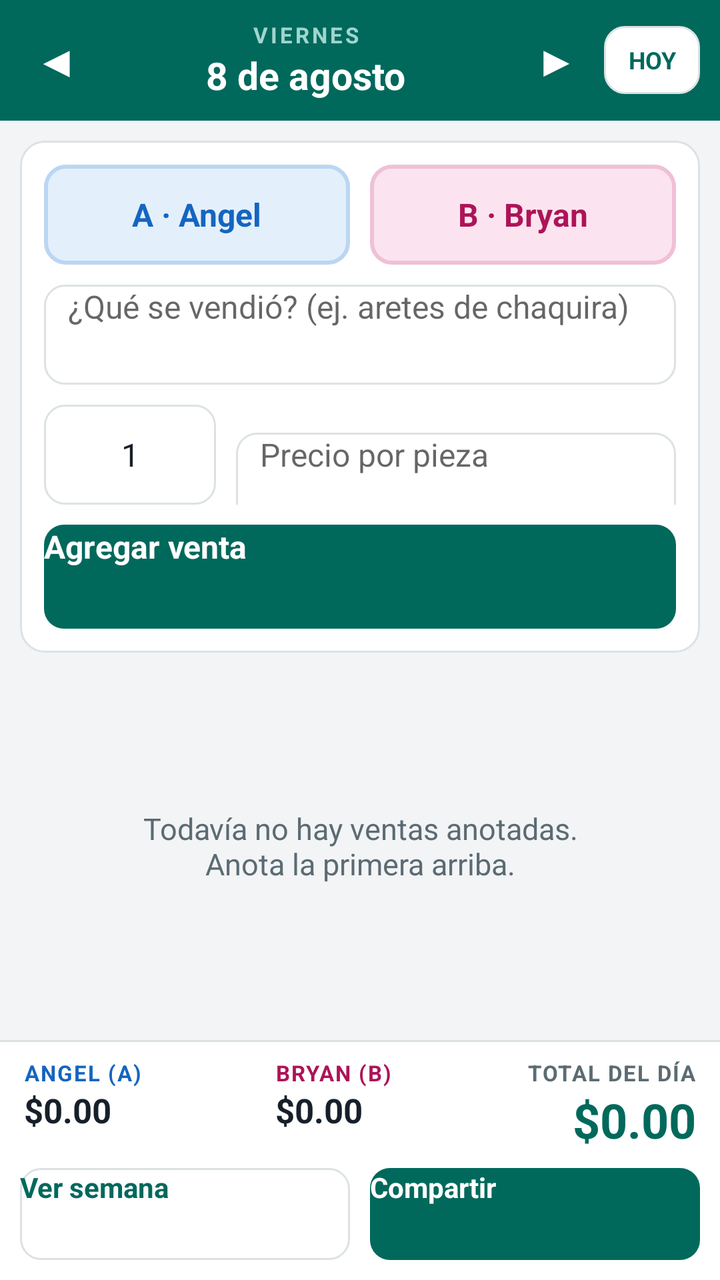
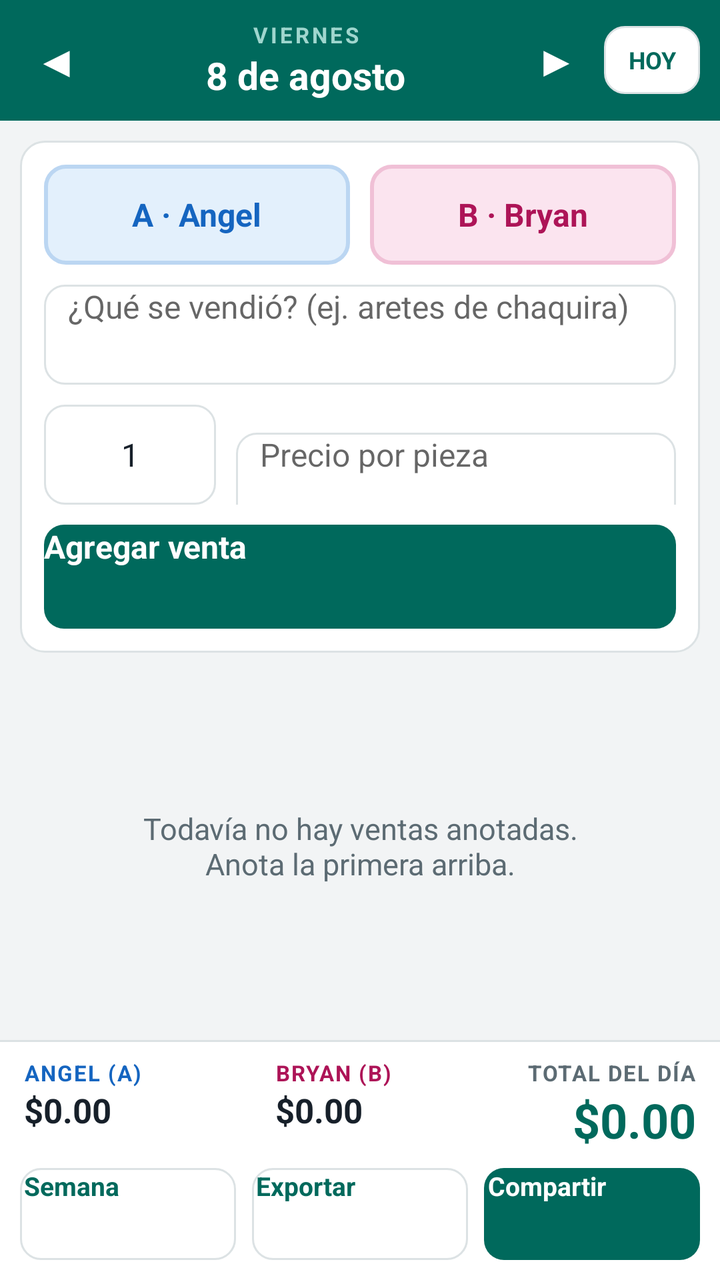

The first picture is an Android layout as it rendered before a commit; the second is the same layout after the commit. The layout source and the unified diff follow.
<!-- AndroidManifest.xml: application theme TemaApp -->
<!-- res/layout/activity_main.xml -->
<?xml version="1.0" encoding="utf-8"?>
<LinearLayout xmlns:android="http://schemas.android.com/apk/res/android"
    android:layout_width="match_parent"
    android:layout_height="match_parent"
    android:background="@color/fondo"
    android:orientation="vertical">

    
    <LinearLayout
        android:layout_width="match_parent"
        android:layout_height="wrap_content"
        android:background="@color/primario"
        android:gravity="center_vertical"
        android:orientation="horizontal"
        android:paddingBottom="6dp"
        android:paddingLeft="4dp"
        android:paddingRight="4dp"
        android:paddingTop="6dp">

        <TextView
            android:id="@+id/btn_dia_anterior"
            android:layout_width="48dp"
            android:layout_height="48dp"
            android:background="?android:attr/selectableItemBackground"
            android:contentDescription="@string/dia_anterior"
            android:gravity="center"
            android:text="◀"
            android:textColor="@color/blanco"
            android:textSize="22sp" />

        <LinearLayout
            android:id="@+id/btn_fecha"
            android:layout_width="0dp"
            android:layout_height="wrap_content"
            android:layout_weight="1"
            android:background="?android:attr/selectableItemBackground"
            android:gravity="center"
            android:orientation="vertical"
            android:paddingBottom="4dp"
            android:paddingTop="4dp">

            <TextView
                android:id="@+id/txt_dia_semana"
                android:layout_width="wrap_content"
                android:layout_height="wrap_content"
                android:letterSpacing="0.12"
                android:text="VIERNES"
                android:textColor="#9FD6CE"
                android:textSize="11sp"
                android:textStyle="bold" />

            <TextView
                android:id="@+id/txt_fecha"
                android:layout_width="wrap_content"
                android:layout_height="wrap_content"
                android:text="8 de agosto"
                android:textColor="@color/blanco"
                android:textSize="19sp"
                android:textStyle="bold" />
        </LinearLayout>

        <TextView
            android:id="@+id/btn_dia_siguiente"
            android:layout_width="48dp"
            android:layout_height="48dp"
            android:background="?android:attr/selectableItemBackground"
            android:contentDescription="@string/dia_siguiente"
            android:gravity="center"
            android:text="▶"
            android:textColor="@color/blanco"
            android:textSize="22sp" />

        <TextView
            android:id="@+id/btn_hoy"
            android:layout_width="wrap_content"
            android:layout_height="34dp"
            android:layout_marginRight="6dp"
            android:background="@drawable/boton_plano"
            android:gravity="center"
            android:paddingLeft="12dp"
            android:paddingRight="12dp"
            android:text="@string/hoy"
            android:textColor="@color/primario"
            android:textSize="12sp"
            android:textStyle="bold" />
    </LinearLayout>

    
    <LinearLayout
        android:layout_width="match_parent"
        android:layout_height="wrap_content"
        android:layout_marginLeft="10dp"
        android:layout_marginRight="10dp"
        android:layout_marginTop="10dp"
        android:background="@drawable/tarjeta"
        android:orientation="vertical"
        android:padding="12dp">

        <LinearLayout
            android:layout_width="match_parent"
            android:layout_height="wrap_content"
            android:orientation="horizontal">

            <TextView
                android:id="@+id/chip_a"
                android:layout_width="0dp"
                android:layout_height="50dp"
                android:layout_marginRight="5dp"
                android:layout_weight="1"
                android:background="@drawable/chip_a"
                android:gravity="center"
                android:text="A · Angel"
                android:textColor="@color/artesano_a"
                android:textSize="16sp"
                android:textStyle="bold" />

            <TextView
                android:id="@+id/chip_b"
                android:layout_width="0dp"
                android:layout_height="50dp"
                android:layout_marginLeft="5dp"
                android:layout_weight="1"
                android:background="@drawable/chip_b"
                android:gravity="center"
                android:text="B · Bryan"
                android:textColor="@color/artesano_b"
                android:textSize="16sp"
                android:textStyle="bold" />
        </LinearLayout>

        <AutoCompleteTextView
            android:id="@+id/campo_descripcion"
            android:layout_width="match_parent"
            android:layout_height="50dp"
            android:layout_marginTop="10dp"
            android:background="@drawable/campo"
            android:hint="@string/descripcion_hint"
            android:imeOptions="actionNext"
            android:inputType="textCapSentences"
            android:maxLines="1"
            android:paddingLeft="12dp"
            android:paddingRight="12dp"
            android:textColor="@color/texto"
            android:textSize="16sp" />

        <LinearLayout
            android:layout_width="match_parent"
            android:layout_height="wrap_content"
            android:layout_marginTop="10dp"
            android:orientation="horizontal">

            <EditText
                android:id="@+id/campo_cantidad"
                android:layout_width="86dp"
                android:layout_height="50dp"
                android:layout_marginRight="10dp"
                android:background="@drawable/campo"
                android:gravity="center"
                android:hint="@string/cantidad_hint"
                android:inputType="number"
                android:maxLines="1"
                android:text="1"
                android:textColor="@color/texto"
                android:textSize="16sp" />

            <EditText
                android:id="@+id/campo_precio"
                android:layout_width="0dp"
                android:layout_height="50dp"
                android:layout_weight="1"
                android:background="@drawable/campo"
                android:hint="@string/precio_hint"
                android:imeOptions="actionDone"
                android:inputType="numberDecimal"
                android:maxLines="1"
                android:paddingLeft="12dp"
                android:paddingRight="12dp"
                android:textColor="@color/texto"
                android:textSize="16sp" />
        </LinearLayout>

        <Button
            android:id="@+id/btn_agregar"
            style="@style/BotonPrincipal"
            android:layout_width="match_parent"
            android:layout_height="52dp"
            android:layout_marginTop="10dp"
            android:text="@string/agregar" />
    </LinearLayout>

    
    <FrameLayout
        android:layout_width="match_parent"
        android:layout_height="0dp"
        android:layout_weight="1">

        <ListView
            android:id="@+id/lista"
            android:layout_width="match_parent"
            android:layout_height="match_parent"
            android:clipToPadding="false"
            android:divider="@null"
            android:dividerHeight="0dp"
            android:paddingBottom="8dp"
            android:paddingTop="6dp"
            android:scrollbarStyle="outsideOverlay" />

        <TextView
            android:id="@+id/txt_vacio"
            android:layout_width="match_parent"
            android:layout_height="match_parent"
            android:gravity="center"
            android:padding="24dp"
            android:text="@string/sin_ventas"
            android:textColor="@color/texto_suave"
            android:textSize="15sp" />
    </FrameLayout>

    
    <LinearLayout
        android:layout_width="match_parent"
        android:layout_height="wrap_content"
        android:background="@color/tarjeta"
        android:orientation="vertical">

        <View
            android:layout_width="match_parent"
            android:layout_height="1dp"
            android:background="@color/linea" />

        <LinearLayout
            android:layout_width="match_parent"
            android:layout_height="wrap_content"
            android:orientation="horizontal"
            android:paddingBottom="8dp"
            android:paddingLeft="12dp"
            android:paddingRight="12dp"
            android:paddingTop="8dp">

            <LinearLayout
                android:layout_width="0dp"
                android:layout_height="wrap_content"
                android:layout_weight="1"
                android:orientation="vertical">

                <TextView
                    android:id="@+id/lbl_total_a"
                    style="@style/Etiqueta"
                    android:layout_width="wrap_content"
                    android:layout_height="wrap_content"
                    android:text="ANGEL (A)"
                    android:textColor="@color/artesano_a" />

                <TextView
                    android:id="@+id/txt_total_a"
                    android:layout_width="wrap_content"
                    android:layout_height="wrap_content"
                    android:text="$0.00"
                    android:textColor="@color/texto"
                    android:textSize="17sp"
                    android:textStyle="bold" />
            </LinearLayout>

            <LinearLayout
                android:layout_width="0dp"
                android:layout_height="wrap_content"
                android:layout_weight="1"
                android:orientation="vertical">

                <TextView
                    android:id="@+id/lbl_total_b"
                    style="@style/Etiqueta"
                    android:layout_width="wrap_content"
                    android:layout_height="wrap_content"
                    android:text="BRYAN (B)"
                    android:textColor="@color/artesano_b" />

                <TextView
                    android:id="@+id/txt_total_b"
                    android:layout_width="wrap_content"
                    android:layout_height="wrap_content"
                    android:text="$0.00"
                    android:textColor="@color/texto"
                    android:textSize="17sp"
                    android:textStyle="bold" />
            </LinearLayout>

            <LinearLayout
                android:layout_width="wrap_content"
                android:layout_height="wrap_content"
                android:gravity="right"
                android:orientation="vertical">

                <TextView
                    style="@style/Etiqueta"
                    android:layout_width="wrap_content"
                    android:layout_height="wrap_content"
                    android:text="@string/total_dia" />

                <TextView
                    android:id="@+id/txt_total_dia"
                    android:layout_width="wrap_content"
                    android:layout_height="wrap_content"
                    android:text="$0.00"
                    android:textColor="@color/primario"
                    android:textSize="24sp"
                    android:textStyle="bold" />
            </LinearLayout>
        </LinearLayout>

        <LinearLayout
            android:layout_width="match_parent"
            android:layout_height="wrap_content"
            android:orientation="horizontal"
            android:paddingBottom="10dp"
            android:paddingLeft="10dp"
            android:paddingRight="10dp">

            <Button
                android:id="@+id/btn_semana"
                android:layout_width="0dp"
                android:layout_height="46dp"
                android:layout_marginRight="5dp"
                android:layout_weight="1"
                android:background="@drawable/boton_plano"
                android:text="@string/menu_semana"
                android:textColor="@color/primario"
                android:textSize="14sp"
                android:textStyle="bold" />

            <Button
                android:id="@+id/btn_compartir"
                style="@style/BotonPrincipal"
                android:layout_width="0dp"
                android:layout_height="46dp"
                android:layout_marginLeft="5dp"
                android:layout_weight="1"
                android:text="@string/menu_compartir"
                android:textSize="14sp" />
        </LinearLayout>
    </LinearLayout>

</LinearLayout>
<!-- resources referenced by this layout -->
<resources>
  <color name="artesano_a">#1565C0</color>
  <color name="artesano_b">#AD1457</color>
  <color name="blanco">#FFFFFF</color>
  <color name="fondo">#F2F4F5</color>
  <color name="linea">#DCE2E4</color>
  <color name="primario">#00695C</color>
  <color name="tarjeta">#FFFFFF</color>
  <color name="texto">#17202A</color>
  <color name="texto_suave">#5C6B73</color>
  <!-- drawable campo (drawable) -->
  <?xml version="1.0" encoding="utf-8"?>
  <shape xmlns:android="http://schemas.android.com/apk/res/android" android:shape="rectangle">
      <solid android:color="#FFFFFF" />
      <corners android:radius="10dp" />
      <stroke android:width="1dp" android:color="@color/linea" />
  </shape>
  <!-- drawable tarjeta (drawable) -->
  <?xml version="1.0" encoding="utf-8"?>
  <shape xmlns:android="http://schemas.android.com/apk/res/android" android:shape="rectangle">
      <solid android:color="@color/tarjeta" />
      <corners android:radius="12dp" />
      <stroke android:width="1dp" android:color="@color/linea" />
  </shape>
  <string name="agregar">Agregar venta</string>
  <string name="cantidad_hint">Cant.</string>
  <string name="descripcion_hint">¿Qué se vendió? (ej. aretes de chaquira)</string>
  <string name="dia_anterior">Día anterior</string>
  <string name="dia_siguiente">Día siguiente</string>
  <string name="hoy">HOY</string>
  <string name="menu_compartir">Compartir</string>
  <string name="menu_semana">Ver semana</string>
  <string name="precio_hint">Precio por pieza</string>
  <string name="sin_ventas">Todavía no hay ventas anotadas.\nAnota la primera arriba.</string>
  <string name="total_dia">TOTAL DEL DÍA</string>
  <style name="BotonPrincipal">
          <item name="android:background">@drawable/boton_principal</item>
          <item name="android:textColor">@color/blanco</item>
          <item name="android:textStyle">bold</item>
          <item name="android:textSize">16sp</item>
          <item name="android:minHeight">52dp</item>
      </style>
  <style name="Etiqueta">
          <item name="android:textSize">11sp</item>
          <item name="android:textColor">@color/texto_suave</item>
          <item name="android:textStyle">bold</item>
          <item name="android:letterSpacing">0.06</item>
      </style>
  <style name="TemaApp" parent="@android:style/Theme.Material.Light.DarkActionBar">
          <item name="android:colorPrimary">@color/primario</item>
          <item name="android:colorPrimaryDark">@color/primario_oscuro</item>
          <item name="android:colorAccent">@color/acento</item>
          <item name="android:windowBackground">@color/fondo</item>
          <item name="android:textColorPrimary">@color/texto</item>
      </style>
  <color name="artesano_a_suave">#E3F0FC</color>
  <color name="artesano_b_suave">#FBE4EF</color>
  <!-- drawable boton_principal (drawable) -->
  <?xml version="1.0" encoding="utf-8"?>
  <selector xmlns:android="http://schemas.android.com/apk/res/android">
      <item android:state_pressed="true">
          <shape android:shape="rectangle">
              <solid android:color="@color/primario_oscuro" />
              <corners android:radius="10dp" />
          </shape>
      </item>
      <item>
          <shape android:shape="rectangle">
              <solid android:color="@color/primario" />
              <corners android:radius="10dp" />
          </shape>
      </item>
  </selector>
  <color name="primario_oscuro">#00382F</color>
  <color name="acento">#FF8F00</color>
</resources>

<!-- the commit's change to res/layout/activity_main.xml (unified diff, before → after) -->
@@ -320,12 +320,29 @@
                 android:id="@+id/btn_semana"
                 android:layout_width="0dp"
                 android:layout_height="46dp"
-                android:layout_marginRight="5dp"
+                android:layout_marginRight="4dp"
                 android:layout_weight="1"
                 android:background="@drawable/boton_plano"
-                android:text="@string/menu_semana"
+                android:paddingLeft="2dp"
+                android:paddingRight="2dp"
+                android:text="@string/titulo_semana"
                 android:textColor="@color/primario"
-                android:textSize="14sp"
+                android:textSize="13sp"
+                android:textStyle="bold" />
+
+            <Button
+                android:id="@+id/btn_exportar"
+                android:layout_width="0dp"
+                android:layout_height="46dp"
+                android:layout_marginLeft="4dp"
+                android:layout_marginRight="4dp"
+                android:layout_weight="1"
+                android:background="@drawable/boton_plano"
+                android:paddingLeft="2dp"
+                android:paddingRight="2dp"
+                android:text="@string/menu_exportar"
+                android:textColor="@color/primario"
+                android:textSize="13sp"
                 android:textStyle="bold" />
 
             <Button
@@ -333,10 +350,12 @@
                 style="@style/BotonPrincipal"
                 android:layout_width="0dp"
                 android:layout_height="46dp"
-                android:layout_marginLeft="5dp"
-                android:layout_weight="1"
+                android:layout_marginLeft="4dp"
+                android:layout_weight="1"
+                android:paddingLeft="2dp"
+                android:paddingRight="2dp"
                 android:text="@string/menu_compartir"
-                android:textSize="14sp" />
+                android:textSize="13sp" />
         </LinearLayout>
     </LinearLayout>
 
<!-- resource entries referenced after the edit -->
@@ -30,9 +30,10 @@
   <string name="dia_siguiente">Día siguiente</string>
   <string name="hoy">HOY</string>
   <string name="menu_compartir">Compartir</string>
-  <string name="menu_semana">Ver semana</string>
+  <string name="menu_exportar">Exportar</string>
   <string name="precio_hint">Precio por pieza</string>
   <string name="sin_ventas">Todavía no hay ventas anotadas.\nAnota la primera arriba.</string>
+  <string name="titulo_semana">Semana</string>
   <string name="total_dia">TOTAL DEL DÍA</string>
   <style name="BotonPrincipal">
           <item name="android:background">@drawable/boton_principal</item>
